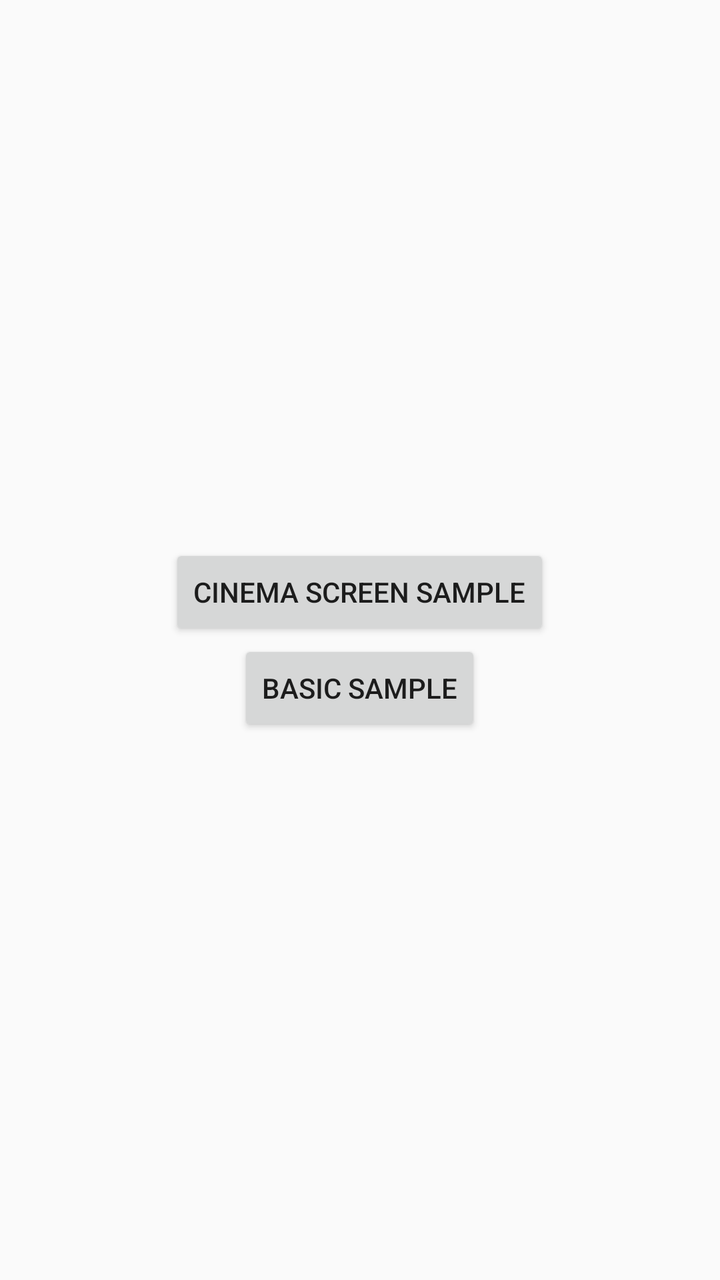
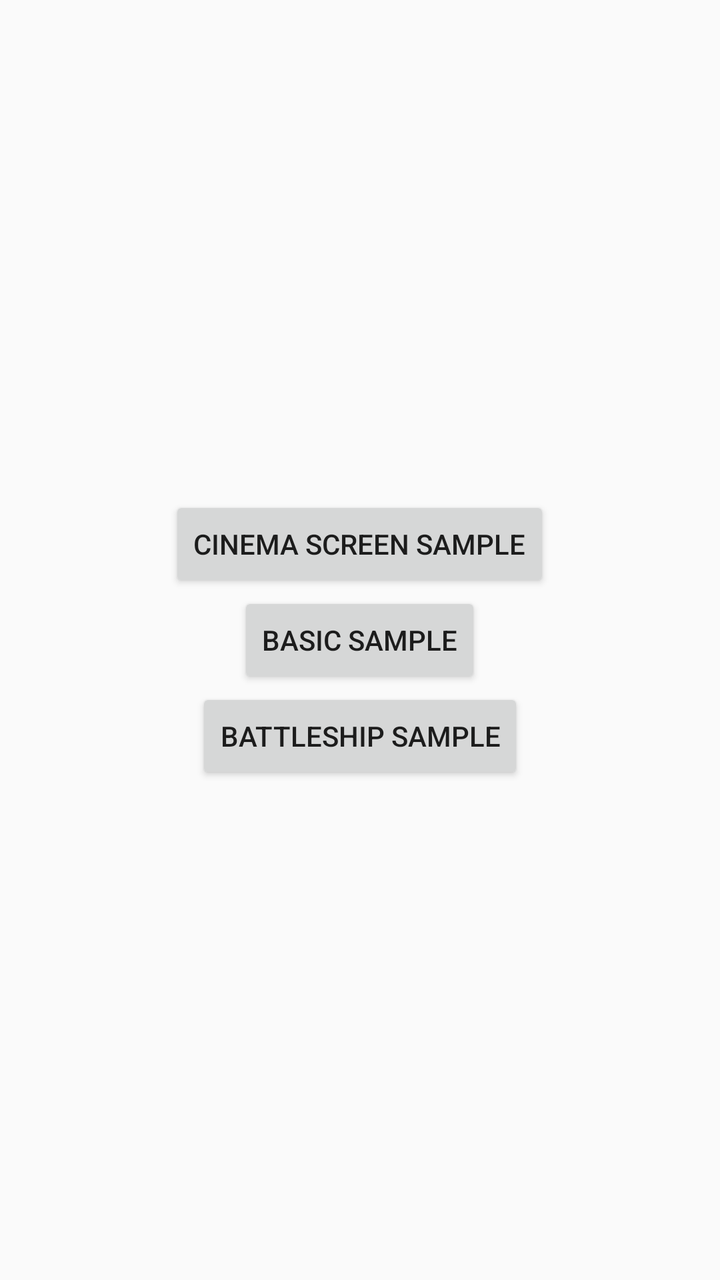

An Android layout rendered at two revisions. The XML below is the earlier revision; the diff shows what the commit changed to produce the second picture.
<!-- AndroidManifest.xml: application theme AppTheme -->
<!-- res/layout/activity_list.xml -->
<?xml version="1.0" encoding="utf-8"?>
<LinearLayout xmlns:android="http://schemas.android.com/apk/res/android"
    android:layout_width="match_parent"
    android:layout_height="match_parent"
    android:gravity="center"
    android:orientation="vertical">

    <Button
        android:id="@+id/cinemaScreenSampleButton"
        android:layout_width="wrap_content"
        android:layout_height="wrap_content"
        android:text="Cinema Screen Sample" />

    <Button
        android:id="@+id/basicSampleButton"
        android:layout_width="wrap_content"
        android:layout_height="wrap_content"
        android:text="Basic Sample" />

</LinearLayout>
<!-- resources referenced by this layout -->
<resources>
  <style name="AppTheme" parent="Theme.AppCompat.Light.DarkActionBar">
          
          <item name="colorPrimary">@color/colorPrimary</item>
          <item name="colorPrimaryDark">@color/colorPrimaryDark</item>
          <item name="colorAccent">@color/colorAccent</item>
      </style>
  <color name="colorPrimary">#008577</color>
  <color name="colorPrimaryDark">#00574B</color>
  <color name="colorAccent">#D81B60</color>
</resources>

<!-- the commit's change to res/layout/activity_list.xml (unified diff, before → after) -->
@@ -17,4 +17,10 @@
         android:layout_height="wrap_content"
         android:text="Basic Sample" />
 
+    <Button
+        android:id="@+id/battleshipSampleButton"
+        android:layout_width="wrap_content"
+        android:layout_height="wrap_content"
+        android:text="Battleship Sample" />
+
 </LinearLayout>
